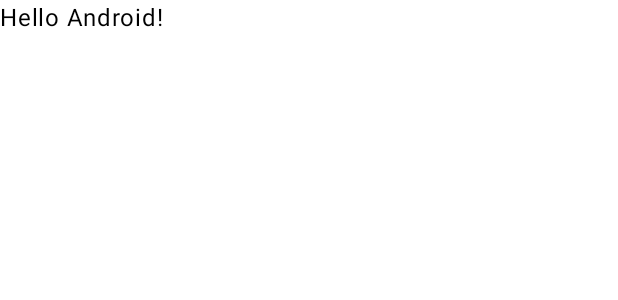
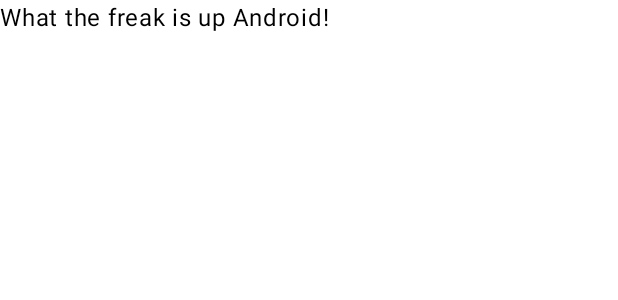
Before and after one commit to Axebow2/NoteTakingApp, an Android app built with Jetpack Compose: the @Preview function GreetingPreview, on a phone screen of 412 x 824 dp. Shown: the top 300 px of the screen. Run offline under Robolectric (Android 15) with nearby library versions, the phone set to English and light mode, and no system bars.

Commit message:
Secondary initial Commit

```diff
--- a/app/src/main/java/com/example/notetakingapp/MainActivity.kt
+++ b/app/src/main/java/com/example/notetakingapp/MainActivity.kt
@@ -32,7 +32,7 @@ class MainActivity : ComponentActivity() {
 @Composable
 fun Greeting(name: String, modifier: Modifier = Modifier) {
     Text(
-        text = "Hello $name!",
+        text = "What the freak is up $name!",
         modifier = modifier
     )
 }
```
